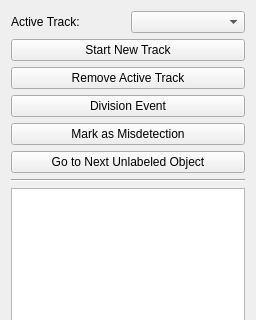
First picture: the form in ilastik/applets/tracking/manual/drawer.ui, repository ilastik/ilastik, before the edit; both pictures show x 0 to 256 and y 0 to 320 of the 256 by 770 pixel window.
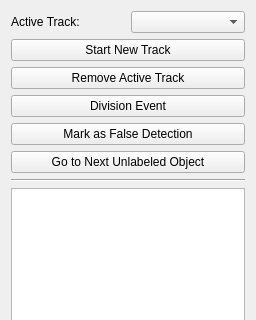
Second picture: the form after the edit.

Commit message: manual tracking: added shortcuts

The edit to the form file:
```diff
--- a/ilastik/applets/tracking/manual/drawer.ui
+++ b/ilastik/applets/tracking/manual/drawer.ui
@@ -97,7 +97,7 @@
      <item>
       <widget class="QPushButton" name="markMisdetection">
        <property name="text">
-        <string>Mark as Misdetection</string>
+        <string>Mark as False Detection</string>
        </property>
       </widget>
      </item>
```
The commit also changes 1 other file.
